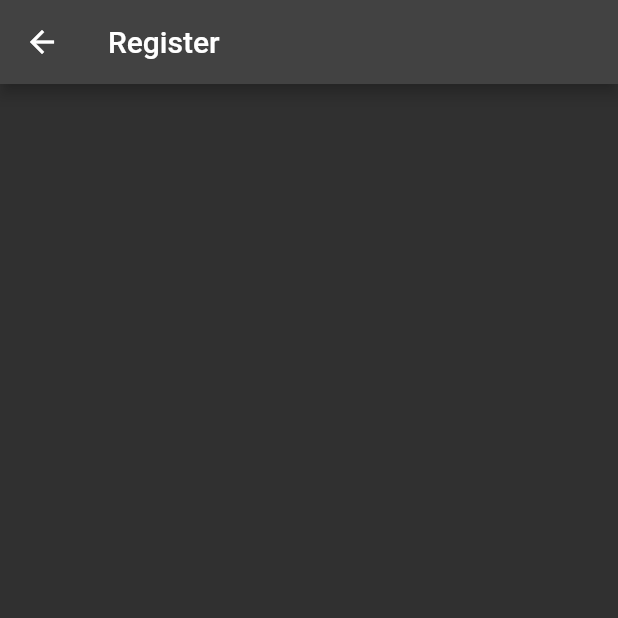
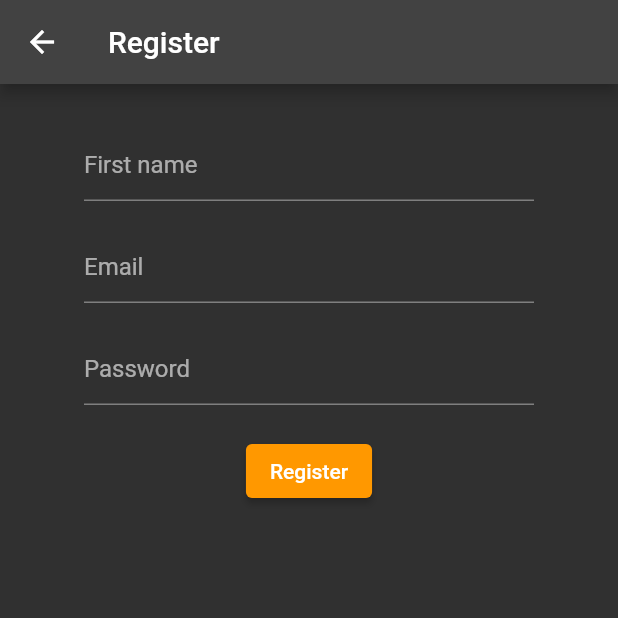
Before and after one commit to MrxBurn/CyberEducation, a Flutter app: the screen it shows after launch, after a tap on "Not a user? Register!", on a phone screen of 412 x 824 dp, the top half of it. Run offline on Flutter 3.47's test engine with Material 2 defaults, Android fonts, the phone set to English and light mode, and no system bars; our stand-ins replace cloud_firestore, firebase_auth, firebase_core; accounts and stored records are empty; network calls fail.

Commit message:
Register fully working

```diff
--- a/lib/main.dart
+++ b/lib/main.dart
@@ -1,6 +1,7 @@
 // ignore_for_file: prefer_const_constructors, prefer_const_literals_to_create_immutables
 
 import 'package:cloud_firestore/cloud_firestore.dart';
+import 'package:cyber_education/homepage.dart';
 import 'package:cyber_education/register.dart';
 import 'package:firebase_auth/firebase_auth.dart';
 import 'package:flutter/material.dart';
@@ -21,7 +22,6 @@ class MyApp extends StatelessWidget {
   Widget build(BuildContext context) {
     return MaterialApp(
         debugShowCheckedModeBanner: false,
-        title: 'Flutter Demo',
         theme: ThemeData.dark(),
         home: FutureBuilder(
           future: _initialization,
@@ -47,9 +47,11 @@ class Login extends StatefulWidget {
 }
 
 class _LoginState extends State<Login> {
+  //Firebase
   FirebaseAuth _auth = FirebaseAuth.instance;
   FirebaseFirestore firestore = FirebaseFirestore.instance;
 
+  //Variables
   String email = '';
   String password = '';
   String firstName = '';
--- a/lib/register.dart
+++ b/lib/register.dart
@@ -1,3 +1,8 @@
+// ignore_for_file: prefer_const_constructors, prefer_const_literals_to_create_immutables
+
+import 'package:cloud_firestore/cloud_firestore.dart';
+import 'package:cyber_education/homepage.dart';
+import 'package:firebase_auth/firebase_auth.dart';
 import 'package:flutter/material.dart';
 
 class Register extends StatefulWidget {
@@ -8,12 +13,124 @@ class Register extends StatefulWidget {
 }
 
 class _RegisterState extends State<Register> {
+  //Firebase
+  final FirebaseAuth _auth = FirebaseAuth.instance;
+  FirebaseFirestore firestore = FirebaseFirestore.instance;
+  User? user = FirebaseAuth.instance.currentUser;
+  CollectionReference ref = FirebaseFirestore.instance.collection('users');
+
+  //Controllers
+  TextEditingController cEmail = TextEditingController();
+  TextEditingController cPassword = TextEditingController();
+  TextEditingController cFirstName = TextEditingController();
+
+//Variables
+  String email = '';
+  String password = '';
+  String firstName = '';
+  String uid = '';
+
+  Future<void> registerUser() async {
+    await _auth.createUserWithEmailAndPassword(
+      email: email,
+      password: password,
+    );
+
+    uid = FirebaseAuth.instance.currentUser!.uid;
+
+    print('ID USER: ' + uid);
+
+    ref.doc(uid).set({
+      'firstName': firstName,
+    });
+
+    Navigator.push(
+        context, MaterialPageRoute(builder: (context) => Homepage()));
+  }
+
   @override
   Widget build(BuildContext context) {
     return Scaffold(
       appBar: AppBar(
         title: const Text('Register'),
       ),
+      body: Column(
+        children: [
+          Center(
+              child: Padding(
+            padding: EdgeInsets.only(
+              top: 30,
+            ),
+            child: SizedBox(
+              width: 300,
+              child: TextField(
+                controller: cFirstName,
+                autocorrect: false,
+                decoration: InputDecoration(
+                  hintText: 'First name',
+                ),
+                onChanged: (value) => firstName = value,
+              ),
+            ),
+          )),
+          Center(
+              child: Padding(
+            padding: EdgeInsets.only(
+              top: 20,
+            ),
+            child: SizedBox(
+              width: 300,
+              child: TextField(
+                controller: cEmail,
+                autocorrect: false,
+                decoration: InputDecoration(
+                  hintText: 'Email',
+                ),
+                onChanged: (value) => email = value,
+              ),
+            ),
+          )),
+          Center(
+              child: Padding(
+            padding: EdgeInsets.only(
+              top: 20,
+            ),
+            child: SizedBox(
+              width: 300,
+              child: TextField(
+                controller: cPassword,
+                autocorrect: false,
+                obscureText: true,
+                decoration: InputDecoration(
+                  hintText: 'Password',
+                ),
+                onChanged: (value) => password = value,
+              ),
+            ),
+          )),
+          Center(
+            child: Padding(
+              padding: EdgeInsets.only(
+                top: 20,
+              ),
+              child: ElevatedButton(
+                child: const Text('Register'),
+                style: ButtonStyle(
+                  backgroundColor:
+                      MaterialStateProperty.all<Color>(Colors.orange),
+                ),
+                onPressed: () async {
+                  await registerUser();
+
+                  cEmail.clear();
+                  cPassword.clear();
+                  cFirstName.clear();
+                },
+              ),
+            ),
+          )
+        ],
+      ),
     );
   }
 }
```
